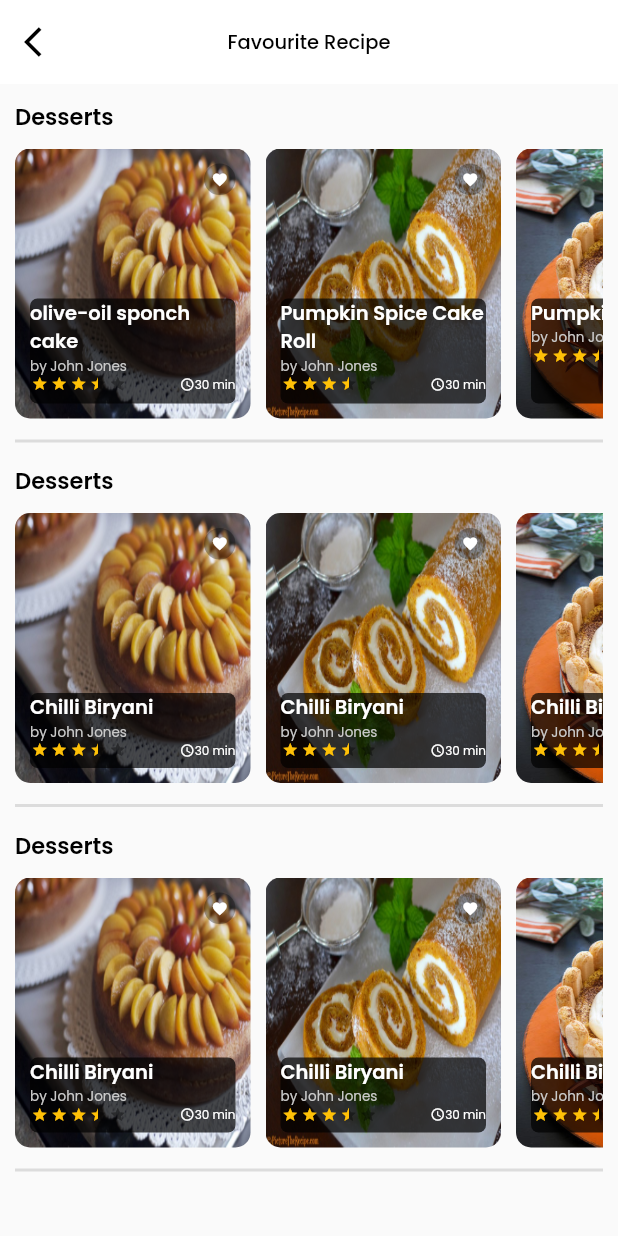
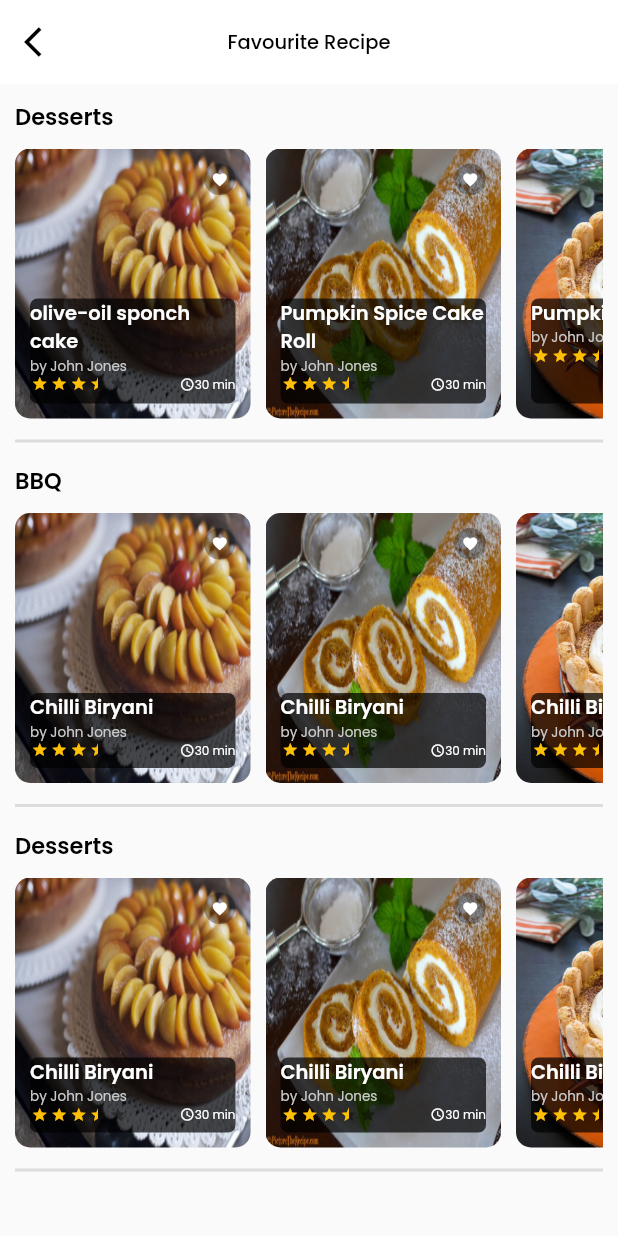
Before and after one commit to MuaazShafi/streetfood, a Flutter app: the FavouriteScreen screen opened directly, on a phone screen of 412 x 824 dp. Run offline on Flutter 3.47's test engine with Material 2 defaults, Android fonts, the phone set to English and light mode, and no system bars; drawn by our look-alikes of flutter_rating_bar; our stand-ins replace salomon_bottom_bar.

Commit message:
muaaz third commit

```diff
--- a/lib/screen_favourite.dart
+++ b/lib/screen_favourite.dart
@@ -203,7 +203,7 @@ class FavouriteScreen extends StatelessWidget {
                   thickness: 2,
                 ),
                 Text(
-                  "Desserts",
+                  "BBQ",
                   style: TextStyle(
                     color: Colors.black,
                     fontFamily: 'PoppinsSemiBold',
```
